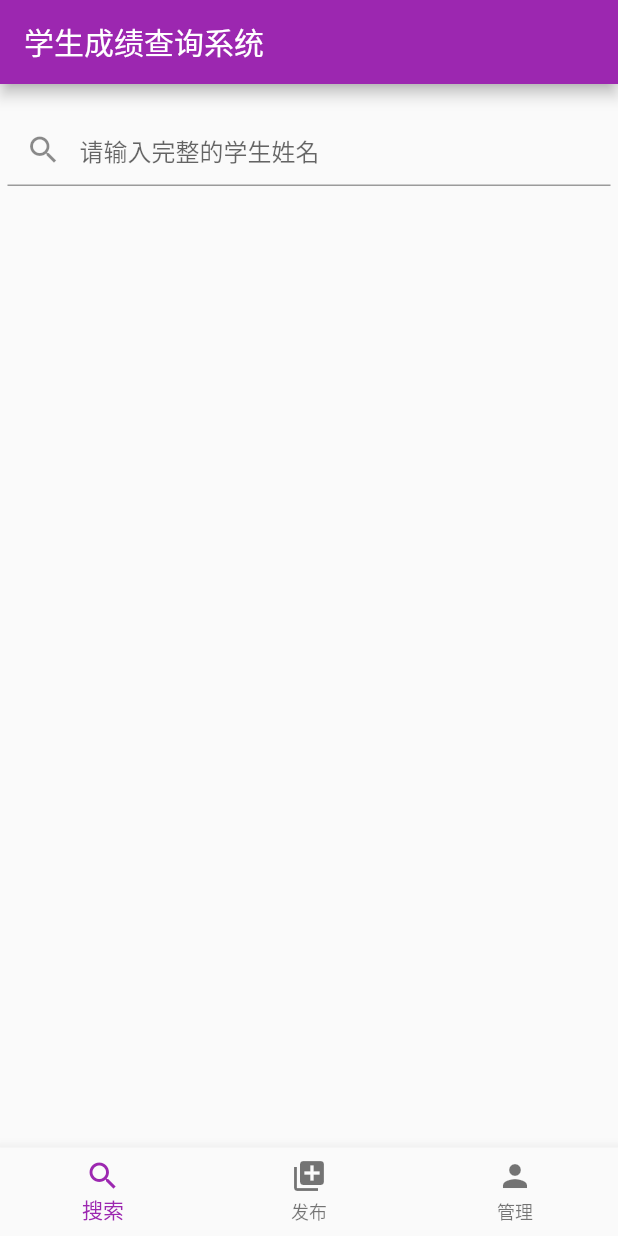
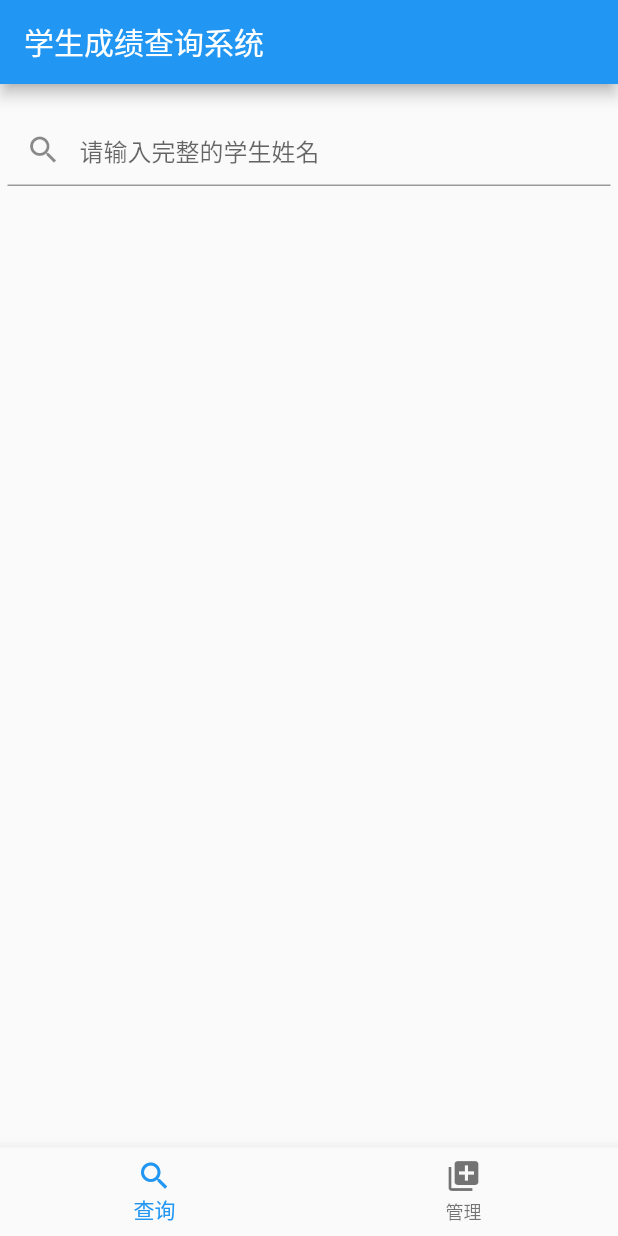
Before and after one commit to solace-lee/code_house_flutter, a Flutter app: the screen it shows after launch, on a phone screen of 412 x 824 dp. Run offline on Flutter 3.47's test engine with Material 2 defaults, Android fonts, the phone set to English and light mode, and no system bars; our stand-ins replace dio; missing offline and left inert: dio_flutter_transformer; generated files the repository leaves out were written again.

Commit message:
修改一下开始学习

```diff
--- a/lib/nav/nav.dart
+++ b/lib/nav/nav.dart
@@ -1,5 +1,4 @@
 import 'package:codehouseflutter/nav/tabs/Search.dart';
-import 'package:codehouseflutter/nav/tabs/Me.dart';
 import 'package:codehouseflutter/nav/tabs/Add.dart';
 import 'package:flutter/material.dart';
 
@@ -12,8 +11,7 @@ class _NavBarState extends State<NavBar> {
   int _currentIndex = 0;
   List _listPage = [
     SearchPage(),
-    AddPage(),
-    MePage()
+    AddPage()
   ];
   @override
   Widget build(BuildContext context) {
@@ -31,9 +29,8 @@ class _NavBarState extends State<NavBar> {
           });
         },
         items: [
-          BottomNavigationBarItem(icon: Icon(Icons.search), title: Text('搜索')),
-          BottomNavigationBarItem(icon: Icon(Icons.library_add), title: Text('发布')),
-          BottomNavigationBarItem(icon: Icon(Icons.person), title: Text('管理')),
+          BottomNavigationBarItem(icon: Icon(Icons.search), title: Text('查询')),
+          BottomNavigationBarItem(icon: Icon(Icons.library_add), title: Text('管理'))
         ],
       ),
     );
```
Also changed, not shown: lib/main.dart (+2 -98 lines), lib/nav/tabs/Me.dart (deleted, +0 -17 lines), pubspec.lock, 2 other files.
